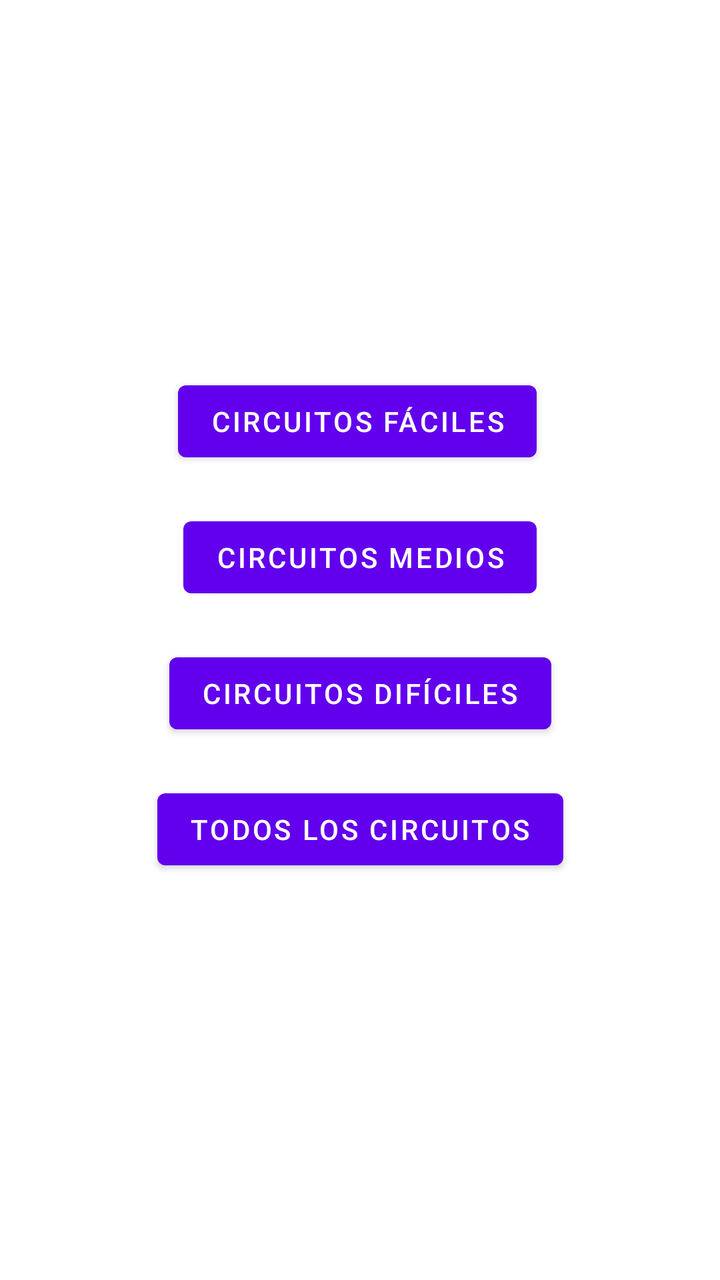
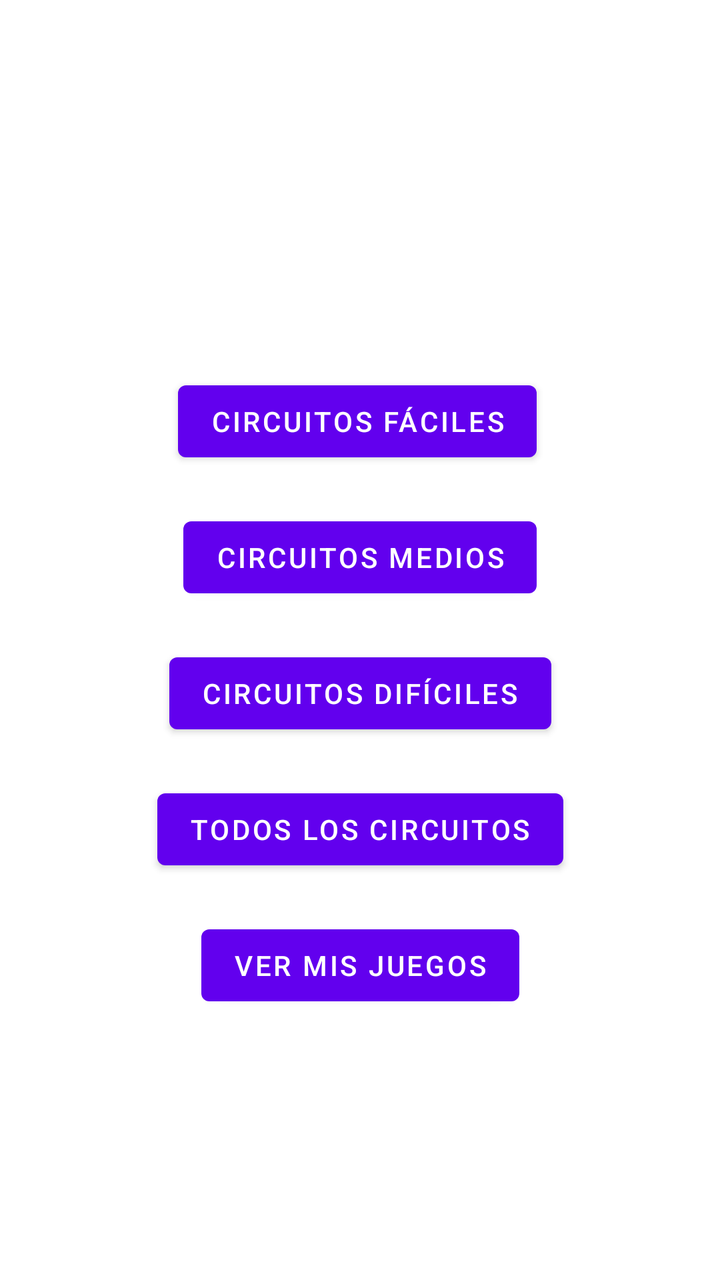

The first picture is an Android layout as it rendered before a commit; the second is the same layout after the commit. The layout source and the unified diff follow.
<!-- AndroidManifest.xml: application theme Theme.TrabajoAndroid -->
<!-- res/layout/activity_home.xml -->
<?xml version="1.0" encoding="utf-8"?>
<androidx.constraintlayout.widget.ConstraintLayout xmlns:android="http://schemas.android.com/apk/res/android"
    xmlns:app="http://schemas.android.com/apk/res-auto"
    xmlns:tools="http://schemas.android.com/tools"
    android:id="@+id/main"
    android:layout_width="match_parent"
    android:layout_height="match_parent"
    tools:context=".vista.HomeActivity">

    

    

    <Button
        android:id="@+id/btnFacil"
        android:layout_width="wrap_content"
        android:layout_height="wrap_content"
        android:layout_marginTop="50dp"
        android:text="Circuitos Fáciles"
        app:layout_constraintBottom_toBottomOf="parent"
        app:layout_constraintEnd_toEndOf="parent"
        app:layout_constraintHorizontal_bias="0.493"
        app:layout_constraintStart_toStartOf="parent"
        app:layout_constraintTop_toTopOf="parent"
        app:layout_constraintVertical_bias="0.252" />

    <Button
        android:id="@+id/btnMedio"
        android:layout_width="wrap_content"
        android:layout_height="wrap_content"
        android:text="Circuitos Medios"
        app:layout_constraintTop_toBottomOf="@id/btnFacil"
        app:layout_constraintEnd_toEndOf="parent"
        app:layout_constraintStart_toStartOf="parent"
        android:layout_marginTop="20dp"/>

    
    <Button
        android:id="@+id/btnDificil"
        android:layout_width="wrap_content"
        android:layout_height="wrap_content"
        android:text="Circuitos Difíciles"
        app:layout_constraintTop_toBottomOf="@id/btnMedio"
        app:layout_constraintEnd_toEndOf="parent"
        app:layout_constraintStart_toStartOf="parent"
        android:layout_marginTop="20dp"/>

    
    <Button
        android:id="@+id/btnTodos"
        android:layout_width="wrap_content"
        android:layout_height="wrap_content"
        android:text="Todos los Circuitos"
        app:layout_constraintTop_toBottomOf="@id/btnDificil"
        app:layout_constraintEnd_toEndOf="parent"
        app:layout_constraintStart_toStartOf="parent"
        android:layout_marginTop="20dp"/>

</androidx.constraintlayout.widget.ConstraintLayout>
<!-- resources referenced by this layout -->
<resources>
  <style name="Theme.TrabajoAndroid" parent="Theme.MaterialComponents.DayNight.DarkActionBar">
          
          <item name="colorPrimary">@color/purple_500</item>
          <item name="colorPrimaryVariant">@color/purple_700</item>
          <item name="colorOnPrimary">@color/white</item>
          
          <item name="colorSecondary">@color/teal_200</item>
          <item name="colorSecondaryVariant">@color/teal_700</item>
          <item name="colorOnSecondary">@color/black</item>
          
          <item name="android:statusBarColor">?attr/colorPrimaryVariant</item>
          
      </style>
  <color name="purple_500">#FF6200EE</color>
  <color name="purple_700">#FF3700B3</color>
  <color name="white">#FFFFFFFF</color>
  <color name="teal_200">#FF03DAC5</color>
  <color name="teal_700">#FF018786</color>
  <color name="black">#FF000000</color>
</resources>

<!-- the commit's change to res/layout/activity_home.xml (unified diff, before → after) -->
@@ -56,4 +56,16 @@
         app:layout_constraintStart_toStartOf="parent"
         android:layout_marginTop="20dp"/>
 
+    
+    <Button
+        android:id="@+id/btnMisJuegos"
+        android:layout_width="wrap_content"
+        android:layout_height="wrap_content"
+        android:text="Ver mis juegos"
+        app:layout_constraintTop_toBottomOf="@id/btnTodos"
+        app:layout_constraintEnd_toEndOf="parent"
+        app:layout_constraintStart_toStartOf="parent"
+        android:layout_marginTop="20dp"/>
+
+
 </androidx.constraintlayout.widget.ConstraintLayout>
